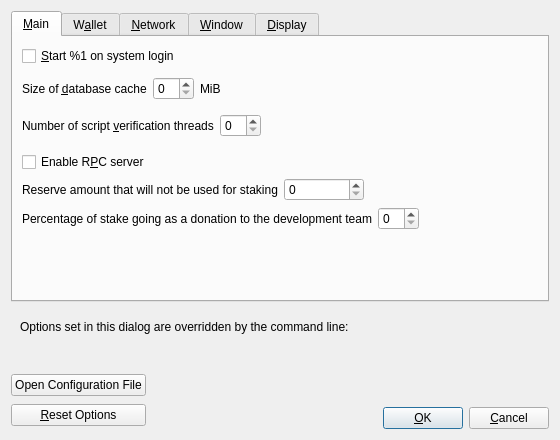
Old version of the form src/qt/forms/optionsdialog.ui in the repository FastPaymentsInc/DigitalGold.
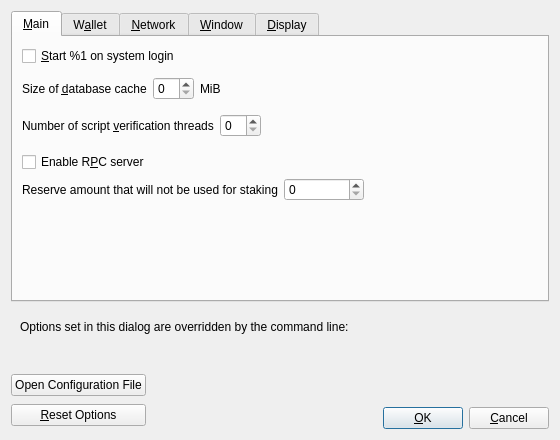
New version of the form. Custom widgets are drawn as their Qt base class.

Commit message: wallet: Remove donations feature

```diff
--- a/src/qt/forms/optionsdialog.ui
+++ b/src/qt/forms/optionsdialog.ui
@@ -201,43 +201,6 @@
          </item>
         </layout>
        </item>
-       <item>
-        <layout class="QHBoxLayout" name="horizontalLayout_Main_DonationsLabel">
-         <item>
-          <widget class="QLabel" name="donationPercentageLabel">
-           <property name="text">
-            <string>Percentage of stake going as a donation to the development team</string>
-           </property>
-           <property name="textFormat">
-            <enum>Qt::PlainText</enum>
-           </property>
-           <property name="buddy">
-            <cstring>donationPercentage</cstring>
-           </property>
-          </widget>
-         </item>
-         <item>
-          <widget class="QSpinBox" name="donationPercentage">
-           <property name="toolTip">
-            <string>(set preferrable value in %)</string>
-           </property>
-          </widget>
-         </item>
-         <item>
-          <spacer name="horizontalSpacer_Main_Donations">
-           <property name="orientation">
-            <enum>Qt::Horizontal</enum>
-           </property>
-           <property name="sizeHint" stdset="0">
-            <size>
-             <width>40</width>
-             <height>20</height>
-            </size>
-           </property>
-          </spacer>
-         </item>
-        </layout>
-       </item>
        <item>
         <spacer name="verticalSpacer_Main">
          <property name="orientation">
```
The commit also changes 13 other files.
